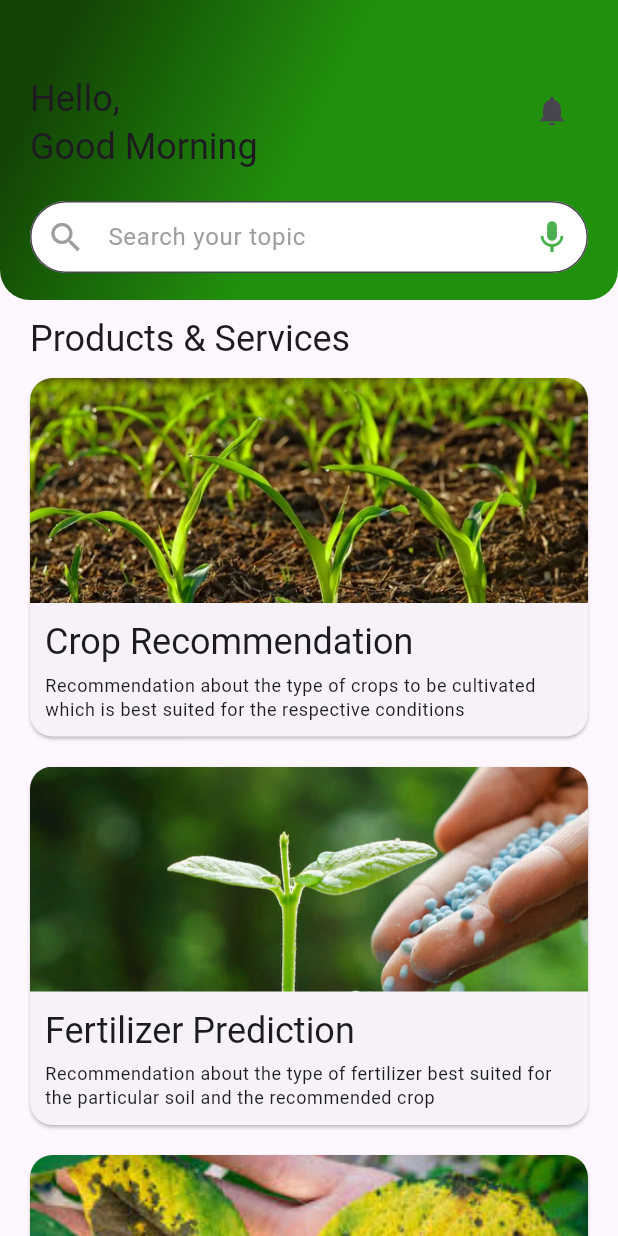
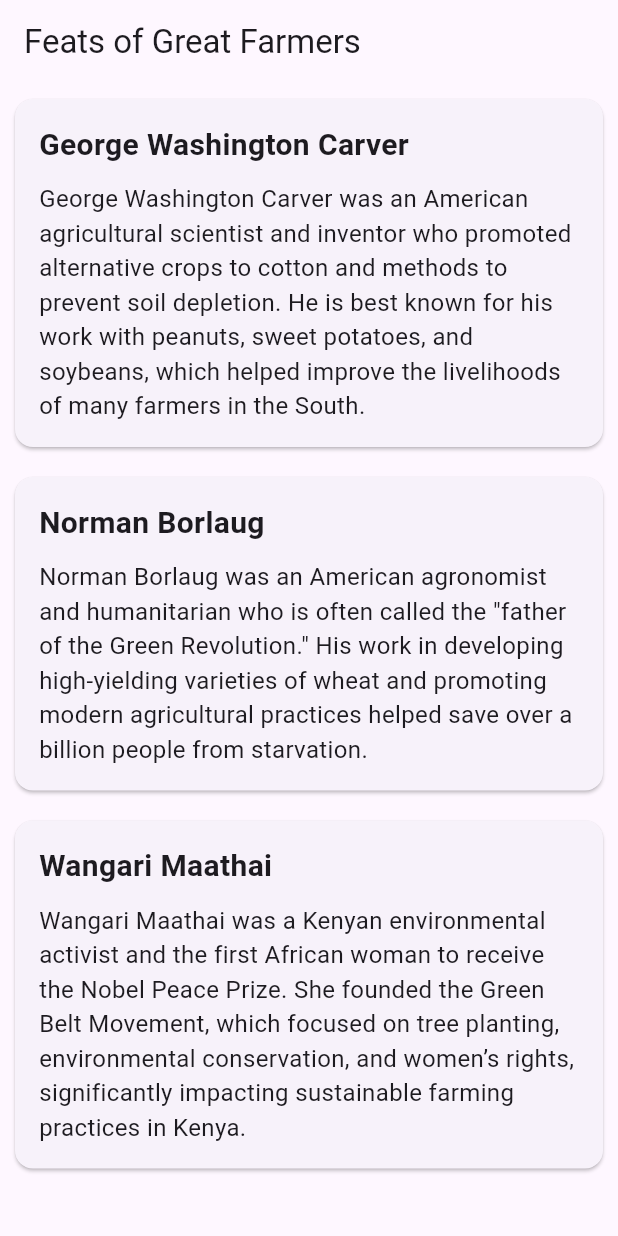
Before and after one commit to gargibendale/SmartKrishi, a Flutter app: the screen it shows after launch, on a phone screen of 412 x 824 dp. Run offline on Flutter 3.47's test engine with Material 3 defaults, Android fonts, the phone set to English and light mode, and no system bars; our stand-ins replace animate_do, firebase_auth, firebase_core; accounts and stored records are empty.

Commit message:
Farmer Feats page commit

```diff
--- /dev/null
+++ b/lib/farmer_feats.dart
@@ -0,0 +1,66 @@
+import 'package:flutter/material.dart';
+
+class GreatFarmersScreen extends StatelessWidget {
+  @override
+  Widget build(BuildContext context) {
+    return Scaffold(
+      appBar: AppBar(
+        title: Text('Feats of Great Farmers'),
+      ),
+      body: ListView(
+        children: [
+          FarmerCard(
+            name: 'George Washington Carver',
+            story:
+                'George Washington Carver was an American agricultural scientist and inventor who promoted alternative crops to cotton and methods to prevent soil depletion. He is best known for his work with peanuts, sweet potatoes, and soybeans, which helped improve the livelihoods of many farmers in the South.',
+          ),
+          FarmerCard(
+            name: 'Norman Borlaug',
+            story:
+                'Norman Borlaug was an American agronomist and humanitarian who is often called the "father of the Green Revolution." His work in developing high-yielding varieties of wheat and promoting modern agricultural practices helped save over a billion people from starvation.',
+          ),
+          FarmerCard(
+            name: 'Wangari Maathai',
+            story:
+                'Wangari Maathai was a Kenyan environmental activist and the first African woman to receive the Nobel Peace Prize. She founded the Green Belt Movement, which focused on tree planting, environmental conservation, and women’s rights, significantly impacting sustainable farming practices in Kenya.',
+          ),
+          // Add more FarmerCard widgets as needed
+        ],
+      ),
+    );
+  }
+}
+
+class FarmerCard extends StatelessWidget {
+  final String name;
+  final String story;
+
+  const FarmerCard({required this.name, required this.story});
+
+  @override
+  Widget build(BuildContext context) {
+    return Card(
+      margin: EdgeInsets.all(10),
+      child: Padding(
+        padding: const EdgeInsets.all(16.0),
+        child: Column(
+          crossAxisAlignment: CrossAxisAlignment.start,
+          children: [
+            Text(
+              name,
+              style: TextStyle(
+                fontSize: 20,
+                fontWeight: FontWeight.bold,
+              ),
+            ),
+            SizedBox(height: 10),
+            Text(
+              story,
+              style: TextStyle(fontSize: 16),
+            ),
+          ],
+        ),
+      ),
+    );
+  }
+}
--- a/lib/main.dart
+++ b/lib/main.dart
@@ -1,3 +1,4 @@
+import 'package:agri/farmer_feats.dart';
 import 'package:agri/recommendation.dart';
 import 'package:agri/videos_screenh.dart';
 import 'package:agri/videos_screenm.dart';
@@ -30,7 +31,7 @@ class MyApp extends StatelessWidget {
       debugShowCheckedModeBanner: false,
       initialRoute: '/',
       routes: {
-        '/': (context) => FeaturedScreen(),
+        '/': (context) => GreatFarmersScreen(),
         '/login': (context) => LoginPage(),
         '/signup': (context) => SignUpPage(),
         '/recommend': (context) => RecommendationPage()
```
